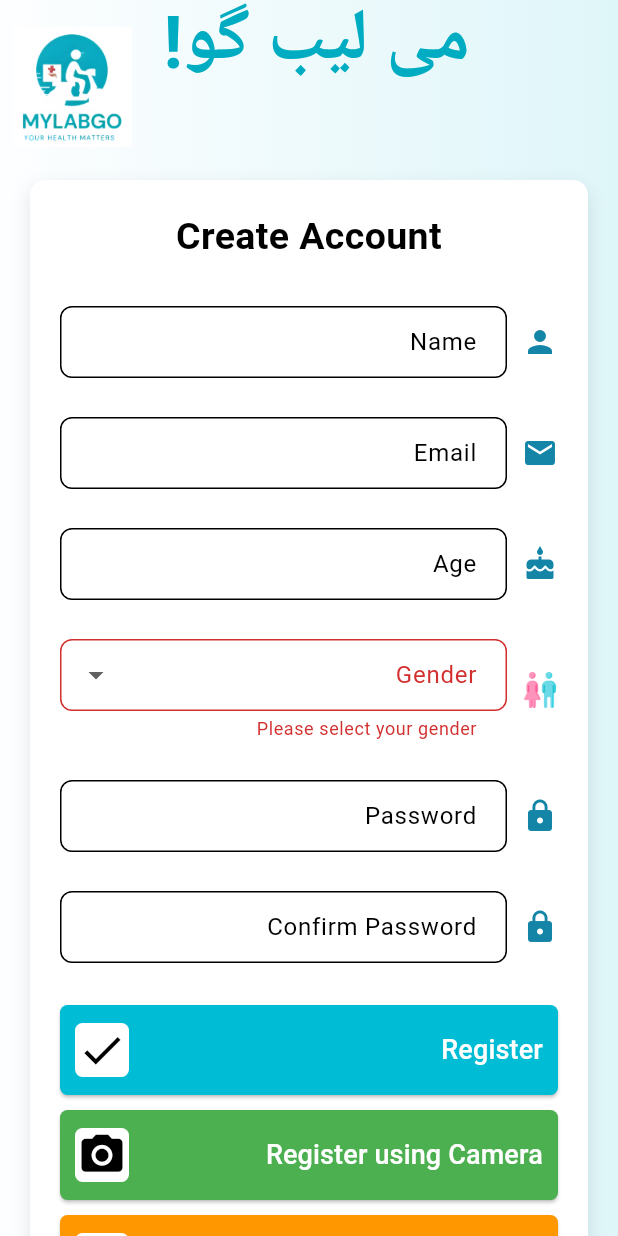
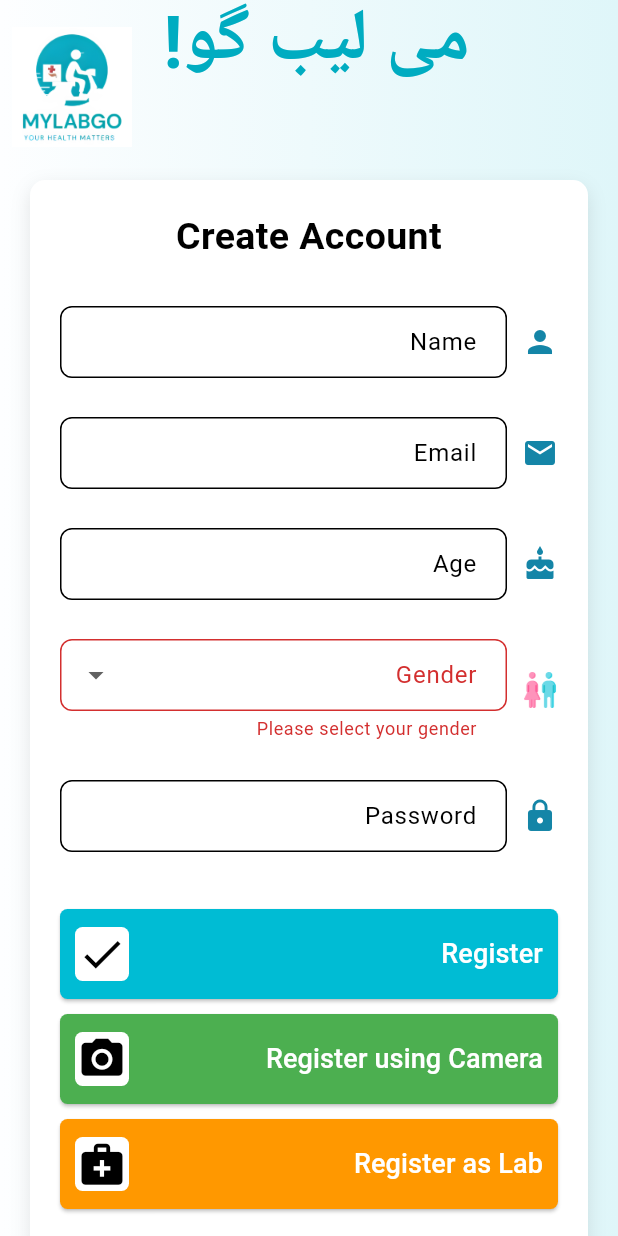
Before and after one commit to muneeb6624/MyLabGo, a Flutter app: the screen it shows after launch, after a tap on "Register", on a phone screen of 412 x 824 dp. Run offline on Flutter 3.47's test engine with Material 3 defaults, Android fonts, the phone set to English and light mode, and no system bars; our stand-ins replace cloud_firestore, firebase_auth, firebase_core, google_fonts; accounts and stored records are empty; generated files the repository leaves out were written again.

Commit message:
Added:1. An avatar to show which user signed in, 2. User authentication (updated signup and registration). 3. connected firestore

```diff
--- a/lib/main.dart
+++ b/lib/main.dart
@@ -1,11 +1,19 @@
 import 'package:flutter/material.dart';
 import 'package:mylab_go/screens/registration.dart';
-import 'package:mylab_go/screens/login.dart';
+//import 'package:mylab_go/screens/login.dart';
+
 import 'package:flutter_localizations/flutter_localizations.dart';
 import 'package:flutter_gen/gen_l10n/app_localizations.dart';
 import 'package:mylab_go/l10n/l10n.dart';
+import 'package:firebase_core/firebase_core.dart';
+import './firebase_options.dart';
+//import 'firebase_options.dart';
+void main() async {
+   WidgetsFlutterBinding.ensureInitialized();
+  await Firebase.initializeApp(
+    options: DefaultFirebaseOptions.currentPlatform,
+  );
 
-void main() {
   runApp(const MyApp());
 }
 
@@ -43,7 +51,7 @@ class MyApp extends StatelessWidget {
 class GradientBackground extends StatelessWidget {
   final Widget child;
 
-  const GradientBackground({required this.child, Key? key}) : super(key: key);
+  const GradientBackground({required this.child, super.key});
 
   @override
   Widget build(BuildContext context) {
--- a/lib/screens/registration.dart
+++ b/lib/screens/registration.dart
@@ -5,11 +5,11 @@ import 'package:mylab_go/screens/login.dart';
 import 'package:mylab_go/widgets/custom-form-field.dart';
 import 'package:mylab_go/widgets/custom_app_bar.dart';
 import 'package:mylab_go/widgets/gender-dropdown.dart';
-// ignore: unused_import
-import '../widgets/gender_dropdown.dart';
-import '../widgets/custom_form_field.dart';
 import 'package:flutter_gen/gen_l10n/app_localizations.dart';
+import 'package:cloud_firestore/cloud_firestore.dart';
+import 'package:firebase_auth/firebase_auth.dart';
 import './home.dart';
+import '../services/firebase_auth.dart';
 
 class RegistrationPage extends StatefulWidget {
   const RegistrationPage({super.key});
@@ -27,23 +27,46 @@ class _RegistrationPageState extends State<RegistrationPage> {
   final _passwordController = TextEditingController();
   final _confirmPasswordController = TextEditingController();
 
-  void _submitForm() {
+  final FirebaseAuthService _authService = FirebaseAuthService();
+
+  void _submitForm() async {
     if (_formKey.currentState!.validate()) {
-    // Optional: Show success message
+      final user = await _authService.registerWithEmailAndPassword(
+        _emailController.text.trim(),
+        _passwordController.text.trim(),
+      );
+
+      if (user != null) {
+        // Save to Firestore
+        await FirebaseFirestore.instance
+            .collection('UserData')
+            .doc(user.uid)
+            .set({
+          'name': _nameController.text.trim(),
+          'email': _emailController.text.trim(),
+          'age': _ageController.text.trim(),
+          'gender': _genderController.text.trim(),
+          'createdAt': Timestamp.now(),
+        });
+
         ScaffoldMessenger.of(context).showSnackBar(
           const SnackBar(content: Text('Registration Successful!')),
         );
 
-    // Add a slight delay to allow the SnackBar to show before navigating
+        // ✅ Navigate to homepage
         Future.delayed(const Duration(milliseconds: 500), () {
           Navigator.pushReplacement(
             context,
             MaterialPageRoute(builder: (context) => const HomePage()),
           );
         });
+      } else {
+        ScaffoldMessenger.of(context).showSnackBar(
+          const SnackBar(content: Text('Registration failed')),
+        );
       }
     }
-
+  }
 
   @override
   void dispose() {
@@ -119,18 +142,12 @@ class _RegistrationPageState extends State<RegistrationPage> {
                         isPassword: true,
                       ),
                       const SizedBox(height: 10),
-                      CustomFormField(
-                        controller: _confirmPasswordController,
-                        label: 'Confirm Password',
-                        icon: Icons.lock,
-                        isPassword: true,
-                      ),
                       const SizedBox(height: 20),
                       buildCustomButton(
                         'Register',
                         Icons.check,
-                        Colors.cyan, // button color
-                        Colors.black, // icon color
+                        Colors.cyan,
+                        Colors.black,
                         _submitForm,
                       ),
                       const SizedBox(height: 10),
@@ -150,14 +167,12 @@ class _RegistrationPageState extends State<RegistrationPage> {
                         () {},
                       ),
                       const SizedBox(height: 20),
-
-                      /// Updated "Already have an account? Login" section
                       RichText(
                         text: TextSpan(
                           text: 'Already have an account? ',
                           style: const TextStyle(
                             fontSize: 16,
-                            color: Colors.grey, // Normal text color
+                            color: Colors.grey,
                           ),
                           children: [
                             TextSpan(
@@ -172,8 +187,8 @@ class _RegistrationPageState extends State<RegistrationPage> {
                                   Navigator.push(
                                     context,
                                     MaterialPageRoute(
-                                        builder: (context) =>
-                                            const LoginPage()),
+                                      builder: (context) => const LoginPage(),
+                                    ),
                                   );
                                 },
                             ),
@@ -191,7 +206,6 @@ class _RegistrationPageState extends State<RegistrationPage> {
     );
   }
 
-  /// Custom button widget
   Widget buildCustomButton(
     String text,
     IconData icon,
@@ -220,14 +234,13 @@ class _RegistrationPageState extends State<RegistrationPage> {
                 style: const TextStyle(fontSize: 18),
               ),
             ),
-            const SizedBox(width: 10), // spacing bet text and icon
+            const SizedBox(width: 10),
             Container(
               width: 36,
               height: 36,
               decoration: BoxDecoration(
-                color: Colors.white, // White background for icon
-                borderRadius:
-                    BorderRadius.circular(5), // slightly rounded edges
+                color: Colors.white,
+                borderRadius: BorderRadius.circular(5),
               ),
               child: Center(
                 child: Icon(icon, size: 33, color: iconColor),
--- a/lib/screens/tests_screen.dart
+++ b/lib/screens/tests_screen.dart
@@ -9,10 +9,10 @@ class TestsScreen extends StatelessWidget {
   final List<TestData> tests;
 
   const TestsScreen({
-    Key? key,
+    super.key,
     required this.labName,
     required this.tests,
-  }) : super(key: key);
+  });
 
   @override
   Widget build(BuildContext context) {
--- a/lib/widgets/custom-form-field.dart
+++ b/lib/widgets/custom-form-field.dart
@@ -8,13 +8,13 @@ class CustomFormField extends StatelessWidget {
   final String? Function(String?)? validator;
 
   const CustomFormField({
-    Key? key,
+    super.key,
     required this.controller,
     required this.label,
     this.isPassword = false,
     this.icon,
     this.validator,
-  }) : super(key: key);
+  });
 
   @override
   Widget build(BuildContext context) {
--- a/lib/widgets/custom-lab-card.dart
+++ b/lib/widgets/custom-lab-card.dart
@@ -16,7 +16,7 @@ class CustomLabCard extends StatelessWidget {
   final VoidCallback onBookNow;
 
   const CustomLabCard({
-    Key? key,
+    super.key,
     required this.labName,
     required this.location,
     required this.rating,
@@ -27,7 +27,7 @@ class CustomLabCard extends StatelessWidget {
     required this.availableTests, // ✅ Required parameter
     required this.onViewTests,
     required this.onBookNow,
-  }) : super(key: key);
+  });
 
   @override
   Widget build(BuildContext context) {
--- a/lib/widgets/custom_app_bar.dart
+++ b/lib/widgets/custom_app_bar.dart
@@ -4,7 +4,7 @@ import 'package:google_fonts/google_fonts.dart';
 class CustomAppBar extends StatelessWidget implements PreferredSizeWidget {
   final String title;
 
-  const CustomAppBar({required this.title, Key? key}) : super(key: key);
+  const CustomAppBar({required this.title, super.key});
 
   @override
   Widget build(BuildContext context) {
--- a/lib/widgets/custom_tests_card.dart
+++ b/lib/widgets/custom_tests_card.dart
@@ -9,13 +9,13 @@ class CustomTestsCard extends StatelessWidget {
   final VoidCallback onBook;
 
   const CustomTestsCard({
-    Key? key,
+    super.key,
     required this.testName,
     required this.price,
     required this.duration,
     this.description,
     required this.onBook,
-  }) : super(key: key);
+  });
 
   @override
   Widget build(BuildContext context) {
--- a/lib/widgets/gender-dropdown.dart
+++ b/lib/widgets/gender-dropdown.dart
@@ -4,8 +4,7 @@ import 'package:flutter_gen/gen_l10n/app_localizations.dart';
 class GenderDropdown extends StatelessWidget {
   final TextEditingController genderController;
 
-  const GenderDropdown({required this.genderController, Key? key})
-      : super(key: key);
+  const GenderDropdown({required this.genderController, super.key});
 
   @override
   Widget build(BuildContext context) {
@@ -35,8 +34,8 @@ class GenderDropdown extends StatelessWidget {
                 DropdownMenuItem(
                     value: 'Male',
                     child: Text(AppLocalizations.of(context)!.male)),
-                DropdownMenuItem(value: 'Female', child: Text('Female')),
-                DropdownMenuItem(value: 'Other', child: Text('Other')),
+                const DropdownMenuItem(value: 'Female', child: Text('Female')),
+                const DropdownMenuItem(value: 'Other', child: Text('Other')),
               ],
               onChanged: (value) {
                 genderController.text = value!;
--- a/pubspec.yaml
+++ b/pubspec.yaml
@@ -35,9 +35,13 @@ dependencies:
   intl: ^0.19.0
   google_fonts: ^4.0.3
 
+
   # The following adds the Cupertino Icons font to your application.
   # Use with the CupertinoIcons class for iOS style icons.
   cupertino_icons: ^1.0.8
+  firebase_core: ^3.13.0
+  firebase_auth: ^5.5.2
+  cloud_firestore: 5.6.6
 
 dev_dependencies:
   flutter_test:
```
Also changed, not shown: lib/screens/home.dart (+58 -0 lines), lib/screens/lab_details.dart (+8 -8 lines), lib/screens/login.dart (+25 -14 lines), lib/services/firebase_auth.dart (added, +46 -0 lines), firebase.json (added), lib/firebase_options.dart (added), pubspec.lock, 8 other files. Lines whose indentation alone changed are shown as unchanged.
